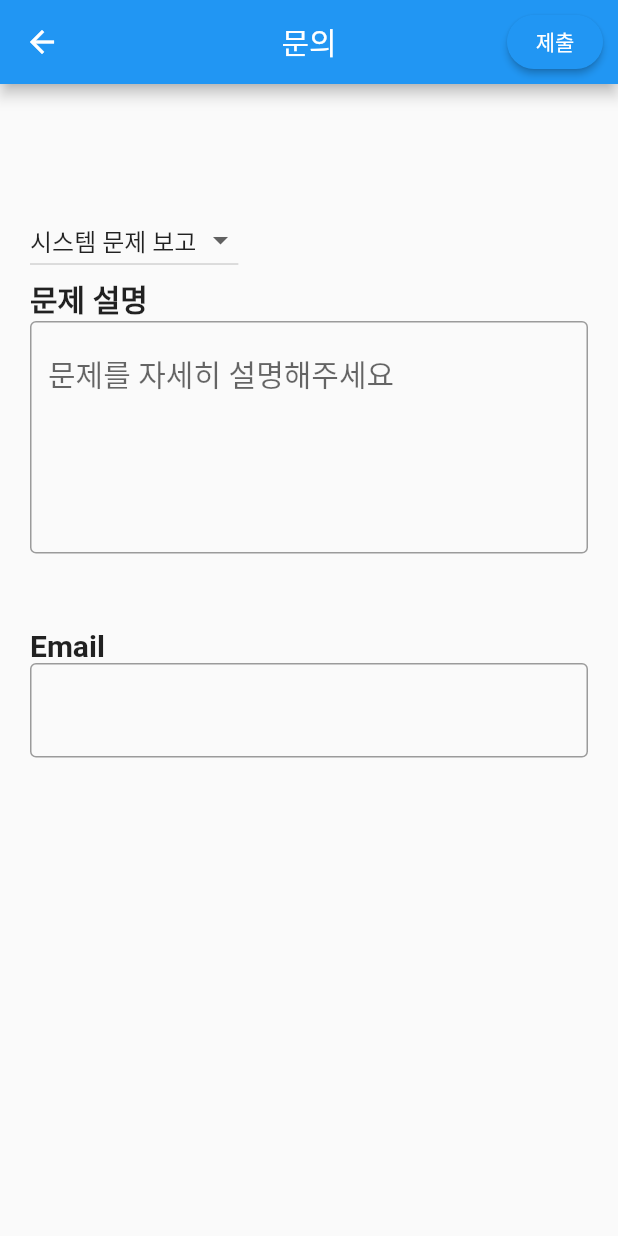
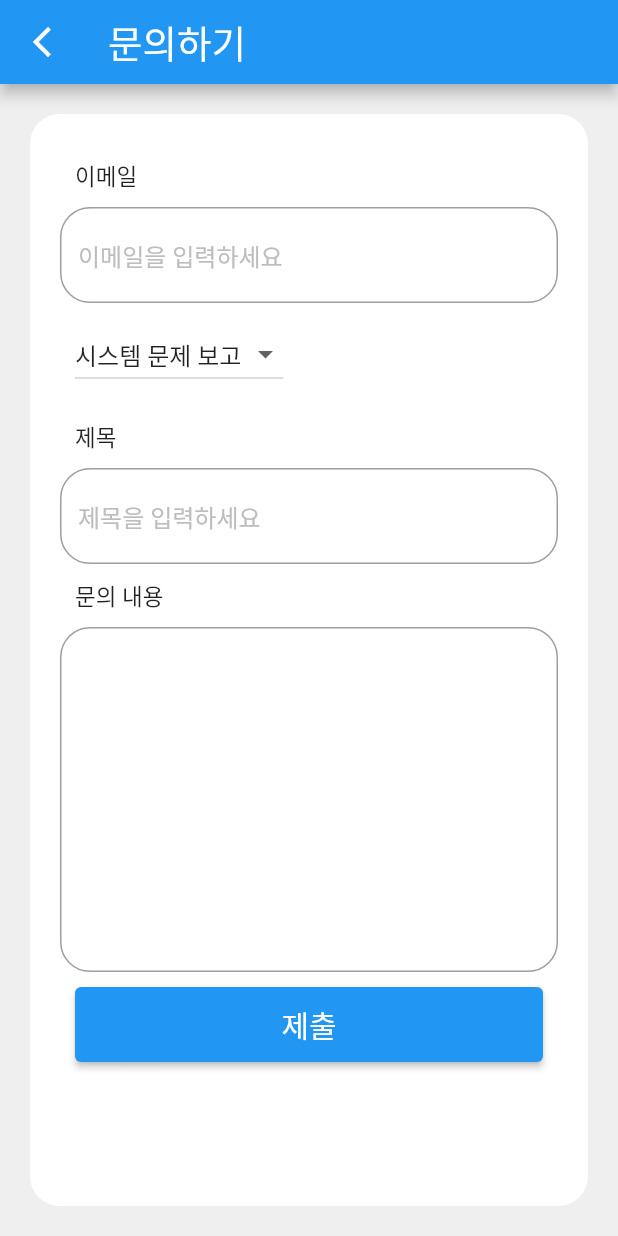
Before and after one commit to KMUCapstoneProject/FrontEnd, a Flutter app: the Inquiry screen opened directly, on a phone screen of 412 x 824 dp. Run offline on Flutter 3.47's test engine with Material 2 defaults, Android fonts, the light colour scheme and no system bars; our stand-ins replace carousel_slider, dio, geolocator, get, google_maps_flutter, image_picker and 1 more; missing offline and left inert: cookie_jar, custom_info_window, dio_cookie_manager.

Commit message:
inquiry_page 수정

```diff
--- a/lib/registration/inquiry_page.dart
+++ b/lib/registration/inquiry_page.dart
@@ -1,5 +1,4 @@
 import 'package:flutter/material.dart';
-import 'package:get/get.dart';
 
 class Inquiry extends StatefulWidget {
   const Inquiry({super.key});
@@ -11,6 +10,7 @@ class Inquiry extends StatefulWidget {
 class _InquiryState extends State<Inquiry> {
   final valueList = ['시스템 문제 보고', '길 찾기 문제 보고', '질문', '요청'];
   String select = "";
+
   @override
   void initState() {
     super.initState();
@@ -24,31 +24,49 @@ class _InquiryState extends State<Inquiry> {
   @override
   Widget build(BuildContext context) {
     return Scaffold(
+      backgroundColor: const Color.fromARGB(255, 239, 239, 239),
       appBar: AppBar(
-        centerTitle: true,
-        title: const Text('문의'),
-        // 앱바의 오른쪽
-        actions: [
-          Container(
-            padding: const EdgeInsets.all(10),
-            child: ElevatedButton(
-              style: ButtonStyle(
-                shape: MaterialStateProperty.all(RoundedRectangleBorder(
-                    borderRadius: BorderRadius.circular(18))),
+        title: const Text(
+          '문의하기',
+          style: TextStyle(fontSize: 25),
         ),
-              onPressed: upload,
-              child: const Text('제출'),
+        // 앱바의 왼쪽
+        leading: IconButton(
+          onPressed: () {},
+          icon: const Icon(Icons.arrow_back_ios_new),
         ),
       ),
-        ],
+      body: Container(
+        width: double.infinity,
+        height: double.infinity,
+        margin: const EdgeInsets.all(20),
+        padding: const EdgeInsets.all(20),
+        decoration: BoxDecoration(
+          color: Colors.white,
+          borderRadius: BorderRadius.circular(20),
         ),
-      body: SingleChildScrollView(
-        child: Container(
-          padding: const EdgeInsets.fromLTRB(20, 80, 20, 0),
-          child: Column(
-            crossAxisAlignment: CrossAxisAlignment.start,
-            children: [
-              DropdownButton(
+        child: SingleChildScrollView(
+          child:
+          Column(crossAxisAlignment: CrossAxisAlignment.start, children: [
+            Container(
+              margin: const EdgeInsets.all(10),
+              child: const Text(
+                '이메일',
+                style: TextStyle(fontSize: 15),
+              ),
+            ),
+            TextField(
+              decoration: InputDecoration(
+                hintText: '이메일을 입력하세요',
+                hintStyle: TextStyle(color: Colors.grey[400]),
+                border: OutlineInputBorder(
+                  borderRadius: BorderRadius.circular(20),
+                ),
+              ),
+            ),
+            Container(
+              margin: const EdgeInsets.all(10),
+              child: DropdownButton(
                 value: select,
                 items: valueList
                     .map((e) => DropdownMenuItem(
@@ -63,45 +81,56 @@ class _InquiryState extends State<Inquiry> {
                   });
                 },
               ),
-              const Text(
-                '문제 설명',
-                style: TextStyle(
-                  fontSize: 20,
-                  fontWeight: FontWeight.w600,
+            ),
+            Container(
+                margin: const EdgeInsets.all(10),
+                child: const Text(
+                  '제목',
+                  style: TextStyle(fontSize: 15),
+                )),
+            TextField(
+              decoration: InputDecoration(
+                hintText: '제목을 입력하세요',
+                hintStyle: TextStyle(color: Colors.grey[400]),
+                border: OutlineInputBorder(
+                  borderRadius: BorderRadius.circular(20),
                 ),
               ),
-              const TextField(
-                maxLines: 5,
-                style: TextStyle(
-                  fontSize: 20,
-                  fontWeight: FontWeight.w500,
             ),
+            Container(
+                margin: const EdgeInsets.all(10),
+                child: const Text(
+                  '문의 내용',
+                  style: TextStyle(fontSize: 15),
+                )),
+            TextField(
+              maxLines: 10,
               decoration: InputDecoration(
-                  hintText: '문제를 자세히 설명해주세요',
-                  border: OutlineInputBorder(),
+                border: OutlineInputBorder(
+                  borderRadius: BorderRadius.circular(20),
                 ),
               ),
-              const SizedBox(
-                height: 50,
             ),
-              const Text(
-                'Email',
-                style: TextStyle(
-                  fontSize: 20,
-                  fontWeight: FontWeight.w600,
+            Container(
+              padding: const EdgeInsets.all(10),
+              child: Row(
+                children: [
+                  Expanded(
+                    child: ElevatedButton(
+                      onPressed: upload,
+                      child: Container(
+                        margin: const EdgeInsets.all(10),
+                        child: const Text(
+                          '제출',
+                          style: TextStyle(fontSize: 20),
                         ),
                       ),
-              const TextField(
-                style: TextStyle(
-                  fontSize: 20,
-                  fontWeight: FontWeight.w500,
                     ),
-                decoration: InputDecoration(
-                  border: OutlineInputBorder(),
+                  ),
+                ],
               ),
             )
-            ],
-          ),
+          ]),
         ),
       ),
     );
```
Lines whose indentation alone changed are shown as unchanged.
